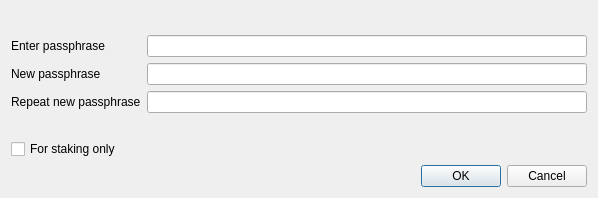
CryptoCoderz/UgandanKnucklesCoin, file src/qt/forms/askpassphrasedialog.ui: the form before one commit.
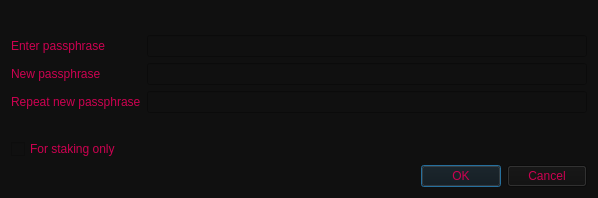
The form after the commit.

```diff
--- a/src/qt/forms/askpassphrasedialog.ui
+++ b/src/qt/forms/askpassphrasedialog.ui
@@ -25,6 +25,10 @@
   <property name="windowTitle">
    <string>Passphrase Dialog</string>
   </property>
+  <property name="styleSheet">
+   <string notr="true">color: rgb(204, 1, 80);
+background-color: rgb(16, 16, 16);</string>
+  </property>
   <layout class="QVBoxLayout" name="verticalLayout">
    <item>
     <widget class="QLabel" name="warningLabel">
```
Left out of the diff: 6 changed lines with no effect on the pictures.
